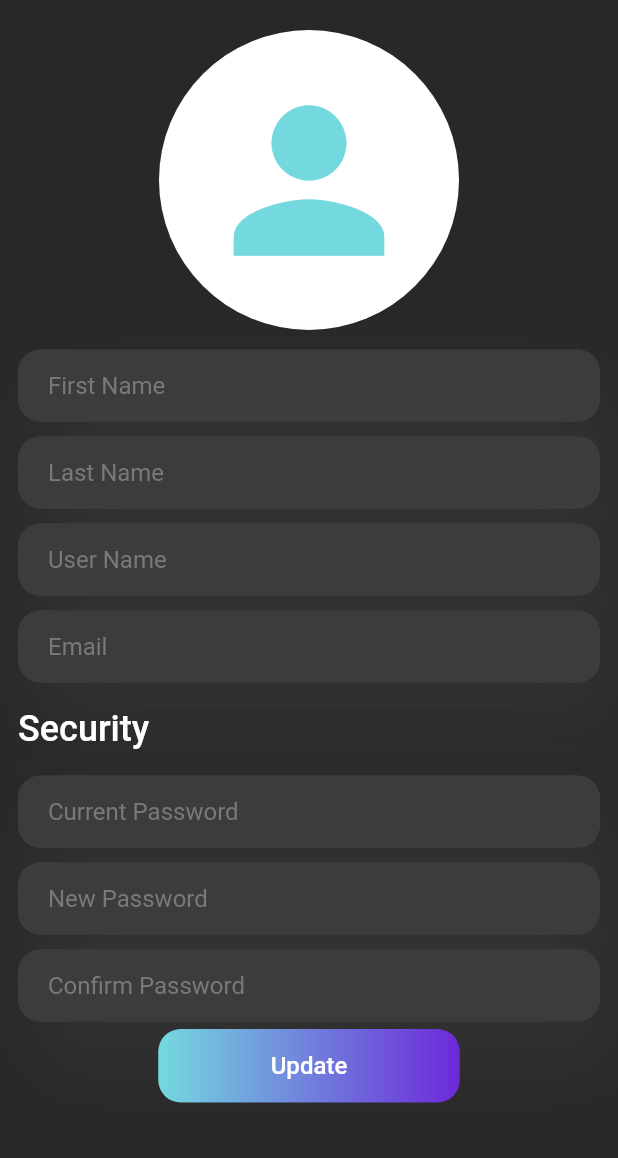
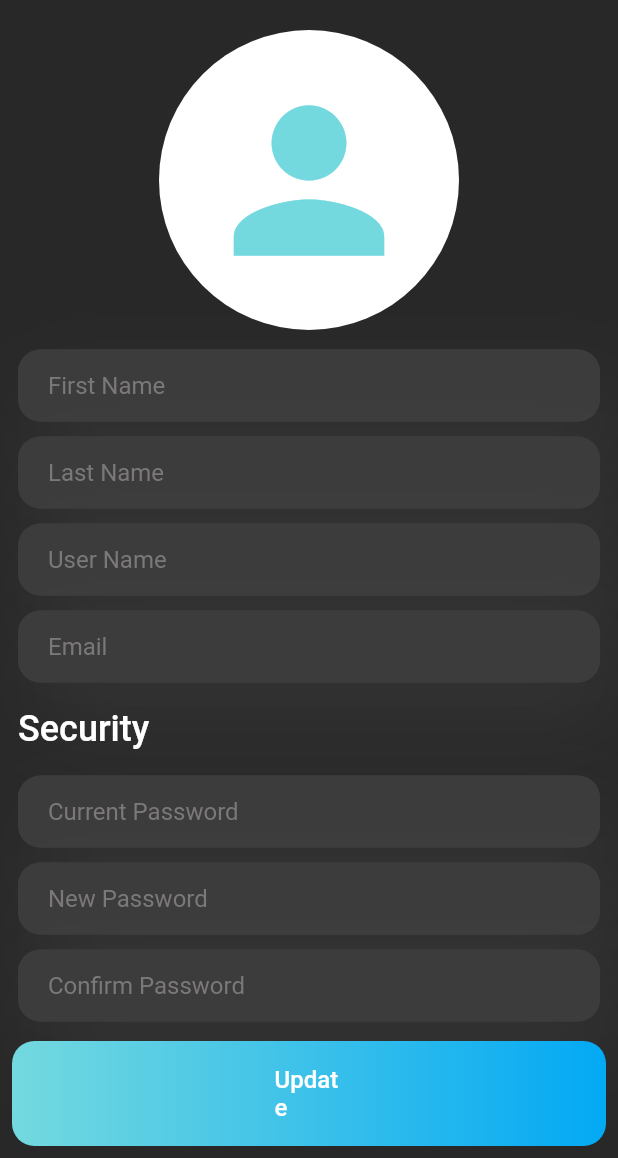
Before and after one commit to Naberus-Games/Brainstorm-app, a Flutter app: the ProfileScreen screen opened directly, on a phone screen of 412 x 824 dp, the part 78-1236 px from its top. Run offline on Flutter 3.47's test engine with Material 2 defaults, Android fonts, the phone set to English and light mode, and no system bars.

Commit message:
profile screen completed

```diff
--- a/lib/pages/profile_screen.dart
+++ b/lib/pages/profile_screen.dart
@@ -42,9 +42,11 @@ class ProfileScreen extends StatelessWidget {
                   CustomEntry(hintText: "Current Password"),
                   CustomEntry(hintText: "New Password"),
                   CustomEntry(hintText: "Confirm Password"),
-                  BarButton(
-                    text: "Update",
-                    onPressed: () {},
+                  Padding(
+                    padding: EdgeInsets.all(8.0),
+                    child: BarButton(
+                      text: "Update",
+                    ),
                   ),
                   //wont let you put button unless you add action, dont know
                   //how to get around this for now
--- a/lib/pages/settings_screen.dart
+++ b/lib/pages/settings_screen.dart
@@ -1,7 +1,3 @@
-import 'dart:ffi';
-
-import 'package:flutter/foundation.dart';
-
 import '../widgets/search_input.dart';
 import 'package:flutter/material.dart';
 import 'package:brainstorm/widgets/categories_button.dart';
--- a/lib/widgets/custom_bar_button.dart
+++ b/lib/widgets/custom_bar_button.dart
@@ -4,14 +4,16 @@ const Color themeColor = Color(0xff74D9DF);
 
 class BarButton extends StatelessWidget {
   final String text;
-  final Function() onPressed;
-  const BarButton({required this.text, required this.onPressed, Key? key})
-      : super(key: key);
+  // final Function() onPressed;
+  const BarButton({required this.text, onPressed, Key? key}) : super(key: key);
+
+//remove this getter when making button do something and uncomment final Function()
+  get onPressed => null;
 
   @override
   Widget build(BuildContext context) {
     const primaryColor = themeColor;
-    const secondaryColor = Color(0xff6D28D9);
+    const secondaryColor = Colors.lightBlue;
     const accentColor = Color(0xffffffff);
 
     const double borderRadius = 15;
@@ -26,7 +28,7 @@ class BarButton extends StatelessWidget {
               elevation: MaterialStateProperty.all(0),
               alignment: Alignment.center,
               padding: MaterialStateProperty.all(const EdgeInsets.only(
-                  right: 75, left: 75, top: 15, bottom: 15)),
+                  right: 175, left: 175, top: 16, bottom: 16)),
               backgroundColor: MaterialStateProperty.all(Colors.transparent),
               shape: MaterialStateProperty.all(
                 RoundedRectangleBorder(
```
